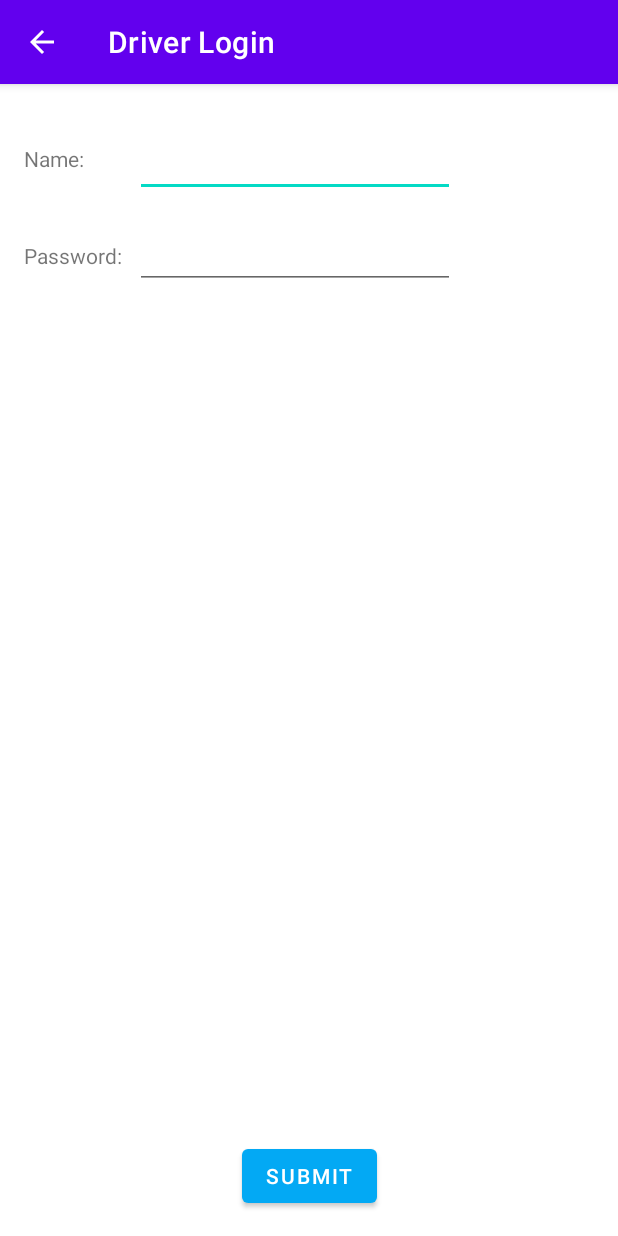
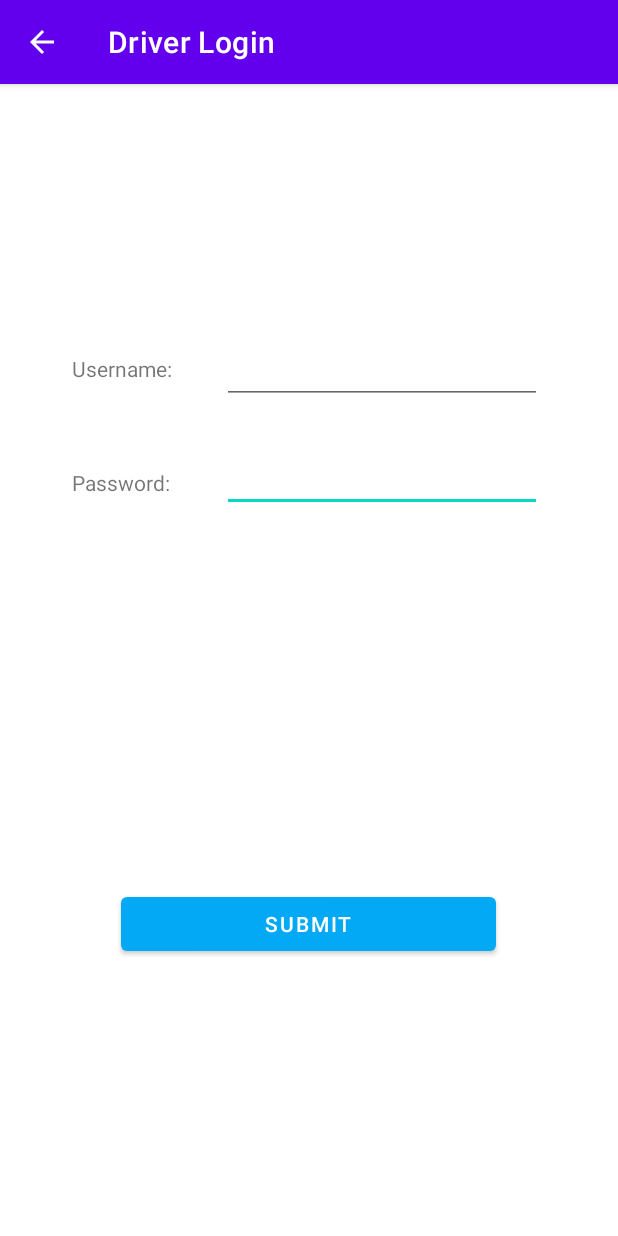
Before and after one commit to evan-placenis/PoolRide, an Android app: the DriverLoginActivity screen opened directly, with no data from a screen before it, on a phone screen of 412 x 824 dp. Run offline under Robolectric (Android 15) with nearby library versions, the phone set to English and light mode, and no system bars.

Commit message:
minor fix UI

```diff
--- a/app/src/main/res/layout/activity_driver_login.xml
+++ b/app/src/main/res/layout/activity_driver_login.xml
@@ -6,57 +6,60 @@
     android:layout_height="match_parent"
     tools:context=".DriverLoginActivity">
 
-    <Button
-        android:id="@+id/button12"
+    <TextView
+        android:id="@+id/textView"
         android:layout_width="wrap_content"
         android:layout_height="wrap_content"
-        android:layout_marginBottom="16dp"
+        android:layout_marginStart="48dp"
+        android:layout_marginTop="256dp"
+        android:text="@string/login_password"
+        app:layout_constraintStart_toStartOf="parent"
+        app:layout_constraintTop_toTopOf="parent" />
+
+    <Button
+        android:id="@+id/button23"
+        android:layout_width="wrap_content"
+        android:layout_height="wrap_content"
+        android:layout_marginBottom="184dp"
+        android:width="250dp"
         android:onClick="driverHomePage"
         android:text="Submit"
         app:backgroundTint="#03A9F4"
         app:layout_constraintBottom_toBottomOf="parent"
         app:layout_constraintEnd_toEndOf="parent"
+        app:layout_constraintHorizontal_bias="0.496"
         app:layout_constraintStart_toStartOf="parent" />
 
-    <TextView
-        android:id="@+id/textView12"
+    <EditText
+        android:id="@+id/DriverLoginPassword"
         android:layout_width="wrap_content"
         android:layout_height="wrap_content"
-        android:layout_marginStart="16dp"
-        android:layout_marginTop="40dp"
-        android:text="Name:"
+        android:layout_marginStart="148dp"
+        android:layout_marginTop="240dp"
+        android:ems="10"
+        android:inputType="textPassword"
+        app:layout_constraintStart_toStartOf="parent"
+        app:layout_constraintTop_toTopOf="parent" />
+
+    <TextView
+        android:id="@+id/textView2"
+        android:layout_width="wrap_content"
+        android:layout_height="wrap_content"
+        android:layout_marginStart="48dp"
+        android:layout_marginTop="180dp"
+        android:text="@string/login_username"
         app:layout_constraintStart_toStartOf="parent"
         app:layout_constraintTop_toTopOf="parent" />
 
     <EditText
-        android:id="@+id/editTextTextPersonName3"
+        android:id="@+id/DriverUsername"
         android:layout_width="wrap_content"
         android:layout_height="wrap_content"
-        android:layout_marginStart="90dp"
-        android:layout_marginTop="30dp"
+        android:layout_marginStart="148dp"
+        android:layout_marginTop="168dp"
         android:ems="10"
         android:inputType="textPersonName"
         app:layout_constraintStart_toStartOf="parent"
         app:layout_constraintTop_toTopOf="parent" />
 
-    <TextView
-        android:id="@+id/textView13"
-        android:layout_width="wrap_content"
-        android:layout_height="wrap_content"
-        android:layout_marginStart="16dp"
-        android:layout_marginTop="45dp"
-        android:text="Password:"
-        app:layout_constraintStart_toStartOf="parent"
-        app:layout_constraintTop_toBottomOf="@+id/textView12" />
-
-    <EditText
-        android:id="@+id/editTextTextPassword2"
-        android:layout_width="wrap_content"
-        android:layout_height="wrap_content"
-        android:layout_marginStart="90dp"
-        android:layout_marginTop="16dp"
-        android:ems="10"
-        android:inputType="textPassword"
-        app:layout_constraintStart_toStartOf="parent"
-        app:layout_constraintTop_toBottomOf="@+id/editTextTextPersonName3" />
 </androidx.constraintlayout.widget.ConstraintLayout>
```
Also changed, not shown: app/src/main/res/layout/activity_accept_ride.xml (+12 -20 lines), app/src/main/res/layout/activity_arrival.xml (+8 -15 lines), app/src/main/res/layout/activity_questionnaire.xml (+4 -3 lines).
